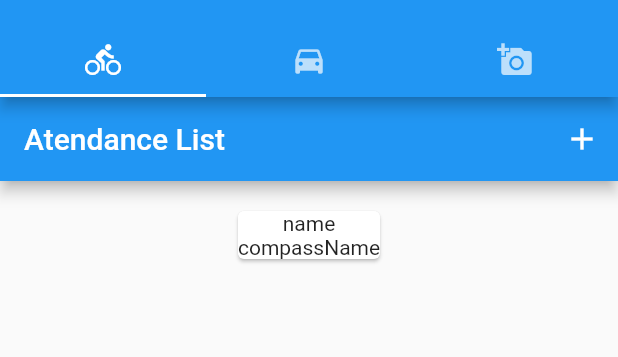
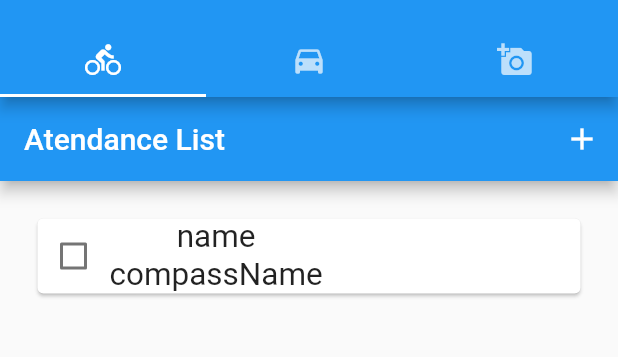
Before and after one commit to MasaruMiyamoto/atendance_record, a Flutter app: the screen it shows after launch, after a tap on the "add" icon, on a phone screen of 412 x 824 dp, the part 59-416 px from its top. Run offline on Flutter 3.47's test engine with Material 2 defaults, Android fonts, the phone set to English and light mode, and no system bars; missing offline and left inert: rapido.

Commit message:
チェックボックスの追加

```diff
--- a/lib/atendanceView.dart
+++ b/lib/atendanceView.dart
@@ -60,33 +60,35 @@ class _AtendanceViewState extends State<AtendanceView> {
       padding:  const EdgeInsets.all(10.0),
       itemBuilder: (context, cnt,){
         // return _formatMenberInfo(cnt);
-        return _createCenter(cnt);
+        return _createCard(cnt);
       },
       //表示するスクロールリストの上限数設定
       //出席者リスト数を設定すればOK
       itemCount: _atendanceList.length,
-
-
     );
   }
 
-   Center _createCenter(int index){
-    return Center(
-      child: Card(
-        margin: EdgeInsets.all(10.0),
-        // color: Colors.red,
-        child: Column(
-          children: <Widget>[
-            Text(_atendanceList[index].name),
-            Text(_atendanceList[index].conpassName),
-          ],
-        ),
+   //出席者情報カードの作成
+   Card _createCard(int index){
+    const _FONT_SCALE_SIZE  = 1.5;
+    return Card(
+      margin: EdgeInsets.all(15.0),
+      //カードの配置
+      child: Row(
+        children: <Widget>[
+          //チェックボックス
+          _createAtendanceCheck(index),
+          //情報
+          Column(
+            children: <Widget>[
+              Text(_atendanceList[index].name, textScaleFactor: _FONT_SCALE_SIZE),
+              Text(_atendanceList[index].conpassName, textScaleFactor: _FONT_SCALE_SIZE),
+            ],
+          ),
+        ],
       ),
     );
   }
-
-
-
 
   //index番目の出席者情報を取得
   ListTile _formatMenberInfo(int index) {
@@ -99,4 +101,14 @@ class _AtendanceViewState extends State<AtendanceView> {
         );
   }
 
+  Checkbox _createAtendanceCheck(int index){
+    return Checkbox(
+      value: _atendanceList[index].ltFlg,
+        onChanged: (bool changeBool){
+          setState(() {
+            _atendanceList[index].ltFlg = changeBool;
+        });
+      },
+    );
+  }
 }
```
